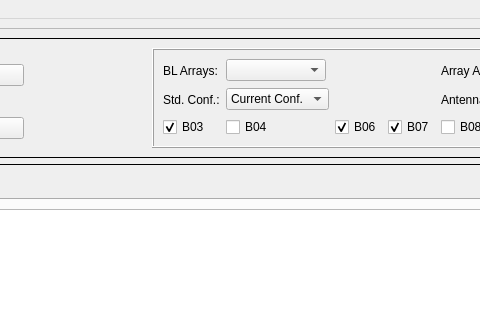
This is gwto2BL.ui in itoledoc/gWTO2 as Qt 5 draws it before an edit; both pictures show x 491 to 971 and y 0 to 320 of the 1090 by 836 pixel window. The edited form follows.
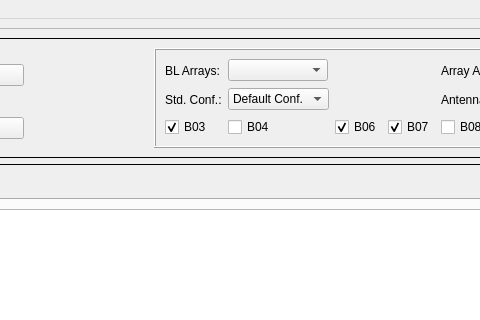
This is the edited form.

Commit message: change name Current to Default

```diff
--- a/gwto2BL.ui
+++ b/gwto2BL.ui
@@ -264,7 +264,7 @@
                </property>
                <item>
                 <property name="text">
-                 <string>Current Conf.</string>
+                 <string>Default Conf.</string>
                 </property>
                </item>
                <item>
```
The commit also changes 2 other files.
